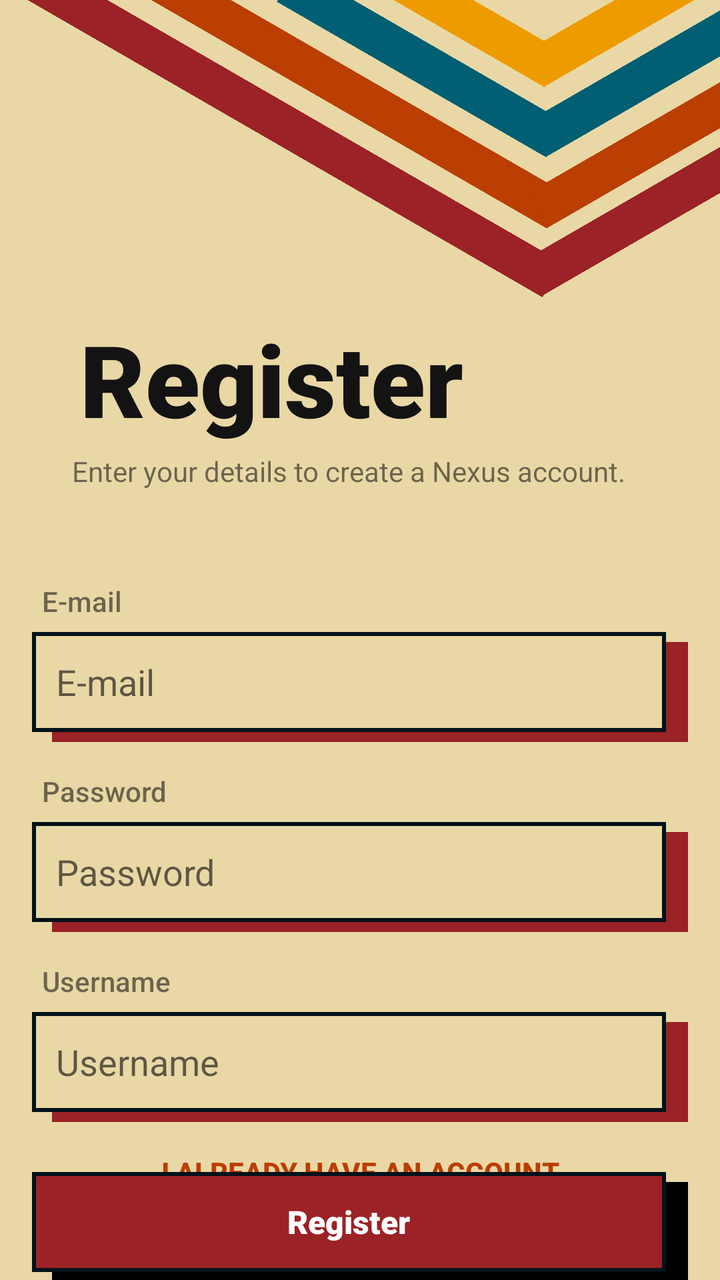
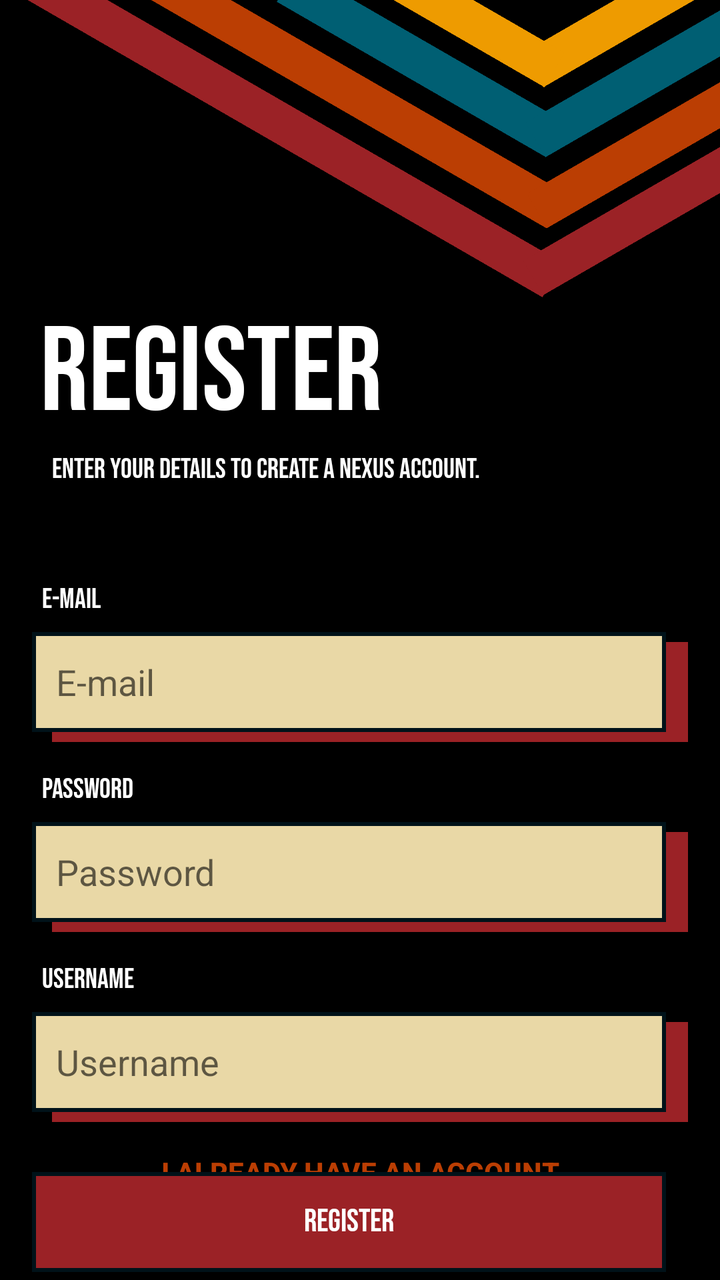

Screens rendered from an Android XML layout before and after an edit, with the pre-edit source and the edit as a unified diff.
<!-- AndroidManifest.xml: application theme Theme.NexusAppXml -->
<!-- res/layout/activity_register2.xml -->
<?xml version="1.0" encoding="utf-8"?>
<androidx.constraintlayout.widget.ConstraintLayout xmlns:android="http://schemas.android.com/apk/res/android"
    xmlns:app="http://schemas.android.com/apk/res-auto"
    xmlns:tools="http://schemas.android.com/tools"
    android:id="@+id/main"
    android:layout_width="match_parent"
    android:layout_height="match_parent"
    android:background="#e9d8a6"
    android:backgroundTint="#e9d8a6"
    tools:context=".ui.activity.RegisterActivity2">

    <View
        android:id="@+id/divider14"
        android:layout_width="300dp"
        android:layout_height="20dp"
        android:layout_marginTop="55dp"
        android:layout_marginEnd="64dp"
        android:background="#9b2226"
        android:rotation="30"
        android:visibility="visible"
        app:layout_constraintEnd_toEndOf="parent"
        app:layout_constraintTop_toTopOf="parent"
        tools:visibility="visible" />

    <View
        android:id="@+id/divider13"
        android:layout_width="132dp"
        android:layout_height="20dp"
        android:layout_marginTop="96dp"
        android:layout_marginEnd="-30dp"
        android:background="#9b2226"
        android:rotation="-30"
        app:layout_constraintEnd_toEndOf="parent"
        app:layout_constraintTop_toTopOf="parent" />

    <View
        android:id="@+id/divider12"
        android:layout_width="250dp"
        android:layout_height="20dp"
        android:layout_marginTop="33dp"
        android:layout_marginEnd="65dp"
        android:background="#bb3e03"
        android:rotation="30"
        android:visibility="visible"
        app:layout_constraintEnd_toEndOf="parent"
        app:layout_constraintTop_toTopOf="parent"
        tools:visibility="visible" />

    <View
        android:id="@+id/divider11"
        android:layout_width="130dp"
        android:layout_height="20dp"
        android:layout_marginTop="63dp"
        android:layout_marginEnd="-30dp"
        android:background="#bb3e03"
        android:rotation="-30"
        app:layout_constraintEnd_toEndOf="parent"
        app:layout_constraintTop_toTopOf="parent" />

    <View
        android:id="@+id/divider10"
        android:layout_width="155dp"
        android:layout_height="20dp"
        android:layout_marginTop="21dp"
        android:layout_marginEnd="72dp"
        android:background="#005f73"
        android:rotation="30"
        android:visibility="visible"
        app:layout_constraintEnd_toEndOf="parent"
        app:layout_constraintTop_toTopOf="parent"
        tools:visibility="visible" />

    <View
        android:id="@+id/divider9"
        android:layout_width="120dp"
        android:layout_height="20dp"
        android:layout_marginTop="30dp"
        android:layout_marginEnd="-20dp"
        android:background="#005f73"
        android:rotation="-30"
        app:layout_constraintEnd_toEndOf="parent"
        app:layout_constraintTop_toTopOf="parent" />

    <View
        android:id="@+id/divider2"
        android:layout_width="100dp"
        android:layout_height="20dp"
        android:background="#ee9b00"
        android:rotation="-30"
        app:layout_constraintEnd_toEndOf="parent"
        app:layout_constraintTop_toTopOf="parent" />

    <TextView
        android:id="@+id/textView"
        android:layout_width="0dp"
        android:layout_height="wrap_content"
        android:layout_marginStart="40dp"
        android:layout_marginTop="156dp"
        android:fontFamily="sans-serif-black"
        android:text="Register"
        android:textAlignment="viewStart"
        android:textColor="#141313"
        android:textSize="50sp"
        app:layout_constraintEnd_toEndOf="parent"
        app:layout_constraintHorizontal_bias="0.0"
        app:layout_constraintStart_toStartOf="parent"
        app:layout_constraintTop_toTopOf="parent" />

    <View
        android:id="@+id/divider"
        android:layout_width="100dp"
        android:layout_height="20dp"
        android:layout_marginEnd="76dp"
        android:background="#ee9b00"
        android:rotation="30"
        android:visibility="visible"
        app:layout_constraintEnd_toEndOf="parent"
        app:layout_constraintTop_toTopOf="parent"
        tools:visibility="visible" />

    <Button
        android:id="@+id/btnGoToLogin"
        style="?android:attr/borderlessButtonStyle"
        android:layout_width="wrap_content"
        android:layout_height="wrap_content"
        android:layout_marginBottom="30dp"
        android:background="#00C92323"
        android:stateListAnimator="@null"
        android:text="I already have an account"
        android:textColor="#bb3e03"
        android:textSize="14sp"
        android:textStyle="bold"
        app:layout_constraintBottom_toBottomOf="parent"
        app:layout_constraintEnd_toEndOf="parent"
        app:layout_constraintStart_toStartOf="parent" />



    
    <FrameLayout
        android:layout_width="match_parent"
        android:layout_height="wrap_content"
        android:layout_margin="16dp"
        android:clickable="true"
        android:focusable="true"
        app:layout_constraintEnd_toEndOf="parent"
        app:layout_constraintStart_toStartOf="parent"
        app:layout_constraintTop_toTopOf="parent">

        
        <View
            android:layout_width="365dp"
            android:layout_height="50dp"
            android:layout_marginStart="10dp"
            android:layout_marginTop="575dp"
            android:background="@drawable/background_botao" />

        
        <TextView
            android:id="@+id/btnRegister"
            android:layout_width="317dp"
            android:layout_height="50dp"
            android:layout_marginTop="570dp"
            android:background="@drawable/back_bottom"
            android:fontFamily="sans-serif-black"
            android:gravity="center"
            android:text="Register"
            android:textColor="#FFFFFF"
            android:textSize="16sp" />


    </FrameLayout>


    
    <FrameLayout
        android:layout_width="match_parent"
        android:layout_height="wrap_content"
        android:layout_margin="16dp"
        app:layout_constraintEnd_toEndOf="parent"
        app:layout_constraintStart_toStartOf="parent"
        app:layout_constraintTop_toTopOf="parent">

        <View
            android:layout_width="365dp"
            android:layout_height="50dp"
            android:layout_marginStart="10dp"
            android:layout_marginTop="305dp"
            android:background="@drawable/sombra_dura" />

        <EditText
            android:id="@+id/formEmail"
            android:layout_width="317dp"
            android:layout_height="50dp"
            android:layout_marginTop="300dp"
            android:background="@drawable/borda_edittext"
            android:gravity="center_vertical"
            android:hint="E-mail"
            android:inputType="text"
            android:textColor="#001219" />

        <TextView
            android:id="@+id/textView3"
            android:layout_width="wrap_content"
            android:layout_height="wrap_content"
            android:layout_marginStart="20dp"
            android:layout_marginTop="210dp"
            android:text="Enter your details to create a Nexus account." />

        <TextView
            android:id="@+id/txtEmail"
            android:layout_width="wrap_content"
            android:layout_height="wrap_content"
            android:layout_marginStart="5dp"
            android:layout_marginTop="275dp"
            android:fontFamily="sans-serif-medium"
            android:text="E-mail" />

    </FrameLayout>


    
    <FrameLayout
        android:layout_width="match_parent"
        android:layout_height="wrap_content"
        android:layout_margin="16dp"
        app:layout_constraintEnd_toEndOf="parent"
        app:layout_constraintStart_toStartOf="parent"
        app:layout_constraintTop_toTopOf="parent">

        <View
            android:layout_width="365dp"
            android:layout_height="50dp"
            android:layout_marginStart="10dp"
            android:layout_marginTop="400dp"
            android:background="@drawable/sombra_dura" />

        <EditText
            android:id="@+id/formPassword"
            android:layout_width="317dp"
            android:layout_height="50dp"
            android:layout_marginTop="395dp"
            android:autofillHints="password"
            android:background="@drawable/borda_edittext"
            android:gravity="center_vertical"
            android:hint="Password"
            android:inputType="textPassword"
            android:textColor="#001219" />

        <TextView
            android:id="@+id/txtPassword"
            android:layout_width="wrap_content"
            android:layout_height="wrap_content"
            android:layout_marginStart="5dp"
            android:layout_marginTop="370dp"
            android:fontFamily="sans-serif-medium"
            android:text="Password" />

    </FrameLayout>

    
    <FrameLayout
        android:layout_width="match_parent"
        android:layout_height="wrap_content"
        android:layout_margin="16dp"
        app:layout_constraintEnd_toEndOf="parent"
        app:layout_constraintStart_toStartOf="parent"
        app:layout_constraintTop_toTopOf="parent">

        <View
            android:layout_width="365dp"
            android:layout_height="50dp"
            android:layout_marginStart="10dp"
            android:layout_marginTop="495dp"
            android:background="@drawable/sombra_dura" />

        <EditText
            android:id="@+id/formUsername"
            android:layout_width="317dp"
            android:layout_height="50dp"
            android:layout_marginTop="490dp"
            android:autofillHints="password"
            android:background="@drawable/borda_edittext"
            android:gravity="center_vertical"
            android:hint="Username"
            android:inputType="text"
            android:textColor="#001219" />

        <TextView
            android:id="@+id/txtUsername"
            android:layout_width="wrap_content"
            android:layout_height="wrap_content"
            android:layout_marginStart="5dp"
            android:layout_marginTop="465dp"
            android:fontFamily="sans-serif-medium"
            android:text="Username" />

    </FrameLayout>

    <TextView
        android:id="@+id/txtErrorMessage"
        android:layout_width="wrap_content"
        android:layout_height="wrap_content"
        android:layout_marginTop="260dp"
        android:fontFamily="sans-serif-medium"
        android:textColor="#9B2226"
        android:textStyle="bold"
        app:layout_constraintEnd_toEndOf="parent"
        app:layout_constraintStart_toStartOf="parent"
        app:layout_constraintTop_toTopOf="parent" />


</androidx.constraintlayout.widget.ConstraintLayout>
<!-- resources referenced by this layout -->
<resources>
  <!-- drawable back_bottom (drawable) -->
  <?xml version="1.0" encoding="utf-8"?>
  <selector xmlns:android="http://schemas.android.com/apk/res/android">
  
      
      <item android:state_pressed="true">
          <shape android:shape="rectangle">
              <solid android:color="#c24044" /> 
              <stroke android:width="2dp" android:color="#001219" />
              <padding
                  android:left="12dp"
                  android:top="12dp"
                  android:right="12dp"
                  android:bottom="12dp" />
          </shape>
      </item>
  
      
      <item>
          <shape android:shape="rectangle">
              <solid android:color="#9b2226" /> 
              <stroke android:width="2dp" android:color="#001219" />
              <padding
                  android:left="12dp"
                  android:top="12dp"
                  android:right="12dp"
                  android:bottom="12dp" />
          </shape>
      </item>
  
  </selector>
  <!-- drawable background_botao (drawable) -->
  <?xml version="1.0" encoding="utf-8"?>
  <ripple xmlns:android="http://schemas.android.com/apk/res/android"
      android:color="#33001219">
      <item>
          <shape android:shape="rectangle">
              <solid android:color="#000000" />
              <stroke android:width="2dp" android:color="#000000" />
              <padding android:left="12dp" android:top="12dp" android:right="12dp" android:bottom="12dp" />
          </shape>
      </item>
  </ripple>
  <!-- drawable borda_edittext (drawable) -->
  <?xml version="1.0" encoding="utf-8"?>
  <shape xmlns:android="http://schemas.android.com/apk/res/android"
      android:shape="rectangle">
  
      
      <solid android:color="#e9d8a6" />
  
      
      <stroke
          android:width="2dp"
          android:color="#001219" />
  
      
      <padding
          android:left="12dp"
          android:top="12dp"
          android:right="12dp"
          android:bottom="12dp" />
  
  </shape>
  <!-- drawable sombra_dura (drawable) -->
  <?xml version="1.0" encoding="utf-8"?>
  <shape xmlns:android="http://schemas.android.com/apk/res/android"
      android:shape="rectangle">
      <solid android:color="#9b2226" /> 
  </shape>
  <style name="Theme.NexusAppXml" parent="Theme.AppCompat.DayNight.NoActionBar">
          <item name="colorPrimary">#6200EE</item>
          <item name="colorPrimaryDark">#3700B3</item>
          <item name="colorAccent">#03DAC5</item>
      </style>
</resources>

<!-- the commit's change to res/layout/activity_register2.xml (unified diff, before → after) -->
@@ -9,6 +9,15 @@
     android:backgroundTint="#e9d8a6"
     tools:context=".ui.activity.RegisterActivity2">
 
+    <ImageView
+        android:id="@+id/imgBackground"
+        android:layout_width="match_parent"
+        android:layout_height="match_parent"
+        android:layout_margin="0dp"
+        android:background="#000000"
+        tools:layout_editor_absoluteX="20dp"
+        tools:layout_editor_absoluteY="20dp"/>
+
     <View
         android:id="@+id/divider14"
         android:layout_width="300dp"
@@ -94,13 +103,13 @@
         android:id="@+id/textView"
         android:layout_width="0dp"
         android:layout_height="wrap_content"
-        android:layout_marginStart="40dp"
-        android:layout_marginTop="156dp"
-        android:fontFamily="sans-serif-black"
+        android:layout_marginStart="20dp"
+        android:layout_marginTop="150dp"
+        android:fontFamily="@font/bebasbeue_regular"
         android:text="Register"
         android:textAlignment="viewStart"
-        android:textColor="#141313"
-        android:textSize="50sp"
+        android:textColor="#FFFFFF"
+        android:textSize="60sp"
         app:layout_constraintEnd_toEndOf="parent"
         app:layout_constraintHorizontal_bias="0.0"
         app:layout_constraintStart_toStartOf="parent"
@@ -162,7 +171,7 @@
             android:layout_height="50dp"
             android:layout_marginTop="570dp"
             android:background="@drawable/back_bottom"
-            android:fontFamily="sans-serif-black"
+            android:fontFamily="@font/bebasbeue_regular"
             android:gravity="center"
             android:text="Register"
             android:textColor="#FFFFFF"
@@ -203,9 +212,11 @@
             android:id="@+id/textView3"
             android:layout_width="wrap_content"
             android:layout_height="wrap_content"
-            android:layout_marginStart="20dp"
+            android:layout_marginStart="10dp"
             android:layout_marginTop="210dp"
-            android:text="Enter your details to create a Nexus account." />
+            android:fontFamily="@font/bebasbeue_regular"
+            android:text="Enter your details to create a Nexus account."
+            android:textColor="#FFFFFF" />
 
         <TextView
             android:id="@+id/txtEmail"
@@ -213,8 +224,9 @@
             android:layout_height="wrap_content"
             android:layout_marginStart="5dp"
             android:layout_marginTop="275dp"
-            android:fontFamily="sans-serif-medium"
-            android:text="E-mail" />
+            android:fontFamily="@font/bebasbeue_regular"
+            android:text="E-mail"
+            android:textColor="#FFFFFF" />
 
     </FrameLayout>
 
@@ -253,8 +265,9 @@
             android:layout_height="wrap_content"
             android:layout_marginStart="5dp"
             android:layout_marginTop="370dp"
-            android:fontFamily="sans-serif-medium"
-            android:text="Password" />
+            android:fontFamily="@font/bebasbeue_regular"
+            android:text="Password"
+            android:textColor="#FFFFFF" />
 
     </FrameLayout>
 
@@ -292,8 +305,9 @@
             android:layout_height="wrap_content"
             android:layout_marginStart="5dp"
             android:layout_marginTop="465dp"
-            android:fontFamily="sans-serif-medium"
-            android:text="Username" />
+            android:text="Username"
+            android:fontFamily="@font/bebasbeue_regular"
+            android:textColor="#FFFFFF" />
 
     </FrameLayout>
 
